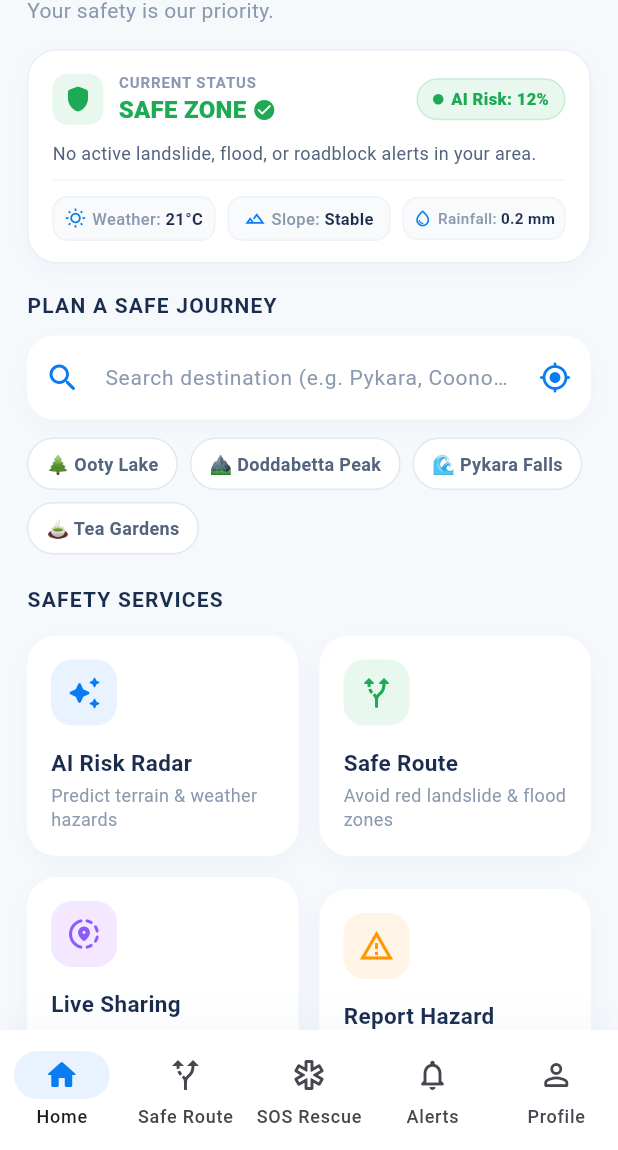
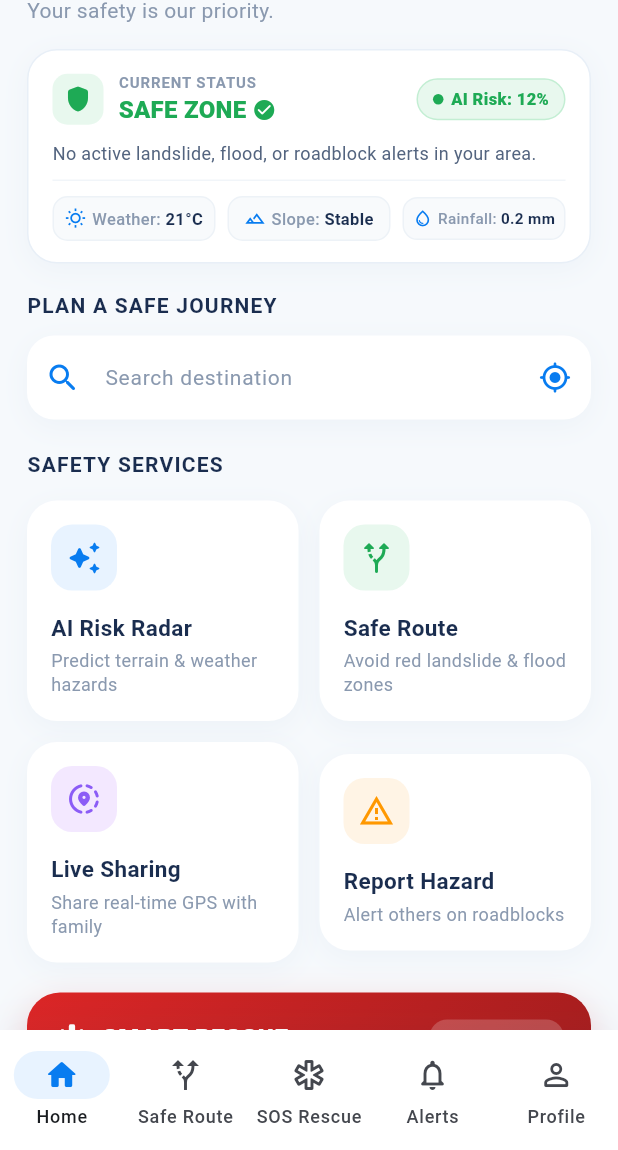
Before and after one commit to vigneshachari31/tour-guard, a Flutter app: the DashboardScreen screen opened by its route, on a phone screen of 412 x 824 dp, the part 86-1236 px from its top. Run offline on Flutter 3.47's test engine with Material 3 defaults, Android fonts, the light colour scheme and no system bars; our stand-ins replace flutter_map, geolocator, latlong2.

Commit message:
removed the suggestions in search bar

```diff
--- a/lib/screens/dashboard_screen.dart
+++ b/lib/screens/dashboard_screen.dart
@@ -51,10 +51,9 @@ class _DashboardScreenState extends State<DashboardScreen> {
               const SafetyStatusCard(),
               const SizedBox(height: 18),
 
-              // 3. Destination Search Bar & Quick Suggestion Chips
+              // 3. Destination Search Bar
               SearchDestinationBar(
                 onSubmitted: (query) => _navigateToMap(query),
-                onChipTap: (destination) => _navigateToMap(destination),
                 onGpsTap: () => _navigateToMap(),
               ),
               const SizedBox(height: 20),
--- a/lib/widgets/dashboard/search_destination_bar.dart
+++ b/lib/widgets/dashboard/search_destination_bar.dart
@@ -1,21 +1,19 @@
 import 'package:flutter/material.dart';
 
 // ==============================================================================
-// 🔍 SEARCH DESTINATION BAR & RECOMMENDATION CHIPS
+// 🔍 SEARCH DESTINATION BAR
 // Allows tourists to search places or auto-fill current GPS coordinates.
 // ==============================================================================
 class SearchDestinationBar extends StatelessWidget {
   final TextEditingController? controller;
   final ValueChanged<String>? onSubmitted;
   final VoidCallback? onGpsTap;
-  final ValueChanged<String>? onChipTap;
 
   const SearchDestinationBar({
     super.key,
     this.controller,
     this.onSubmitted,
     this.onGpsTap,
-    this.onChipTap,
   });
 
   @override
@@ -51,7 +49,7 @@ class SearchDestinationBar extends StatelessWidget {
             controller: controller,
             onSubmitted: onSubmitted,
             decoration: InputDecoration(
-              hintText: 'Search destination (e.g. Pykara, Coonoor)...',
+              hintText: 'Search destination',
               hintStyle: const TextStyle(
                 color: Color(0xFF8A99AF),
                 fontSize: 14,
@@ -78,65 +76,7 @@ class SearchDestinationBar extends StatelessWidget {
             ),
           ),
         ),
-
-        const SizedBox(height: 12),
-
-        // Quick Destination Chips
-        Wrap(
-          spacing: 8,
-          runSpacing: 8,
-          children: [
-            _QuickChip(
-              label: '🌲 Ooty Lake',
-              onTap: () => onChipTap?.call('Ooty Lake'),
-            ),
-            _QuickChip(
-              label: '⛰️ Doddabetta Peak',
-              onTap: () => onChipTap?.call('Doddabetta Peak'),
-            ),
-            _QuickChip(
-              label: '🌊 Pykara Falls',
-              onTap: () => onChipTap?.call('Pykara Falls'),
-            ),
-            _QuickChip(
-              label: '🍵 Tea Gardens',
-              onTap: () => onChipTap?.call('Tea Gardens Ooty'),
-            ),
-          ],
-        ),
       ],
     );
   }
 }
-
-// ─── Quick Chip Helper Widget ────────────────────────────────────────────────
-class _QuickChip extends StatelessWidget {
-  final String label;
-  final VoidCallback onTap;
-
-  const _QuickChip({required this.label, required this.onTap});
-
-  @override
-  Widget build(BuildContext context) {
-    return InkWell(
-      onTap: onTap,
-      borderRadius: BorderRadius.circular(20),
-      child: Container(
-        padding: const EdgeInsets.symmetric(horizontal: 12, vertical: 8),
-        decoration: BoxDecoration(
-          color: Colors.white,
-          borderRadius: BorderRadius.circular(20),
-          border: Border.all(color: const Color(0xFFE2E8F0)),
-        ),
-        child: Text(
-          label,
-          style: const TextStyle(
-            fontSize: 12,
-            fontWeight: FontWeight.w600,
-            color: Color(0xFF53647F),
-          ),
-        ),
-      ),
-    );
-  }
-}
```
Also changed, not shown: lib/screens/map_screen.dart (+15 -84 lines), lib/services/routing_service.dart (+23 -17 lines).
